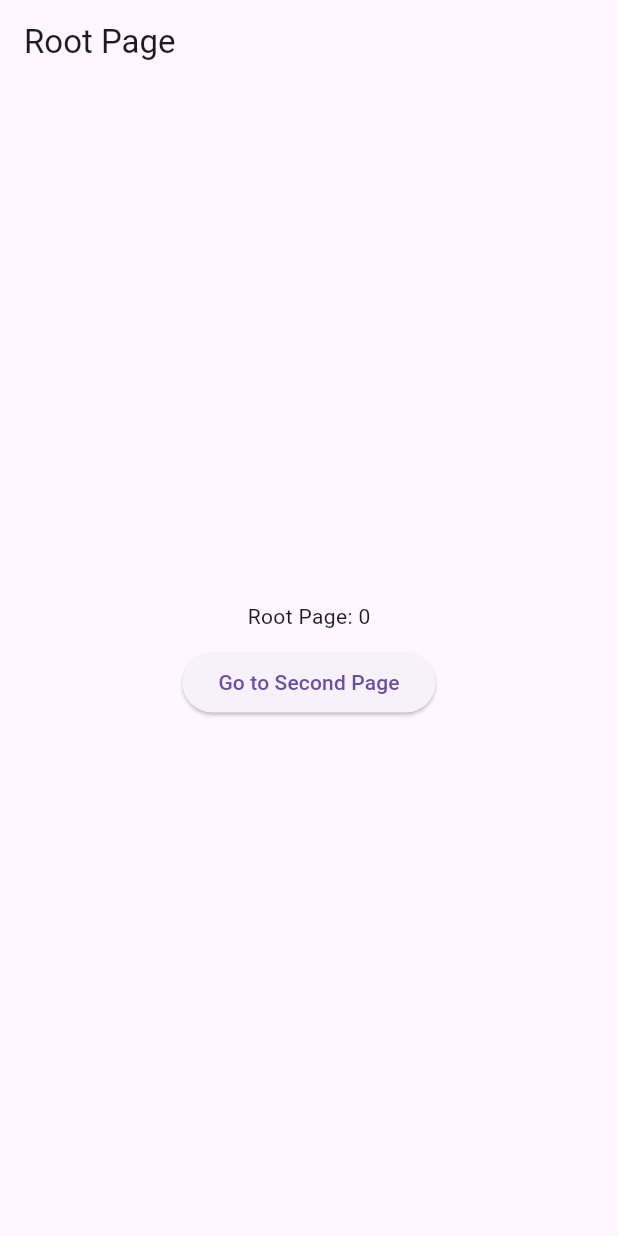
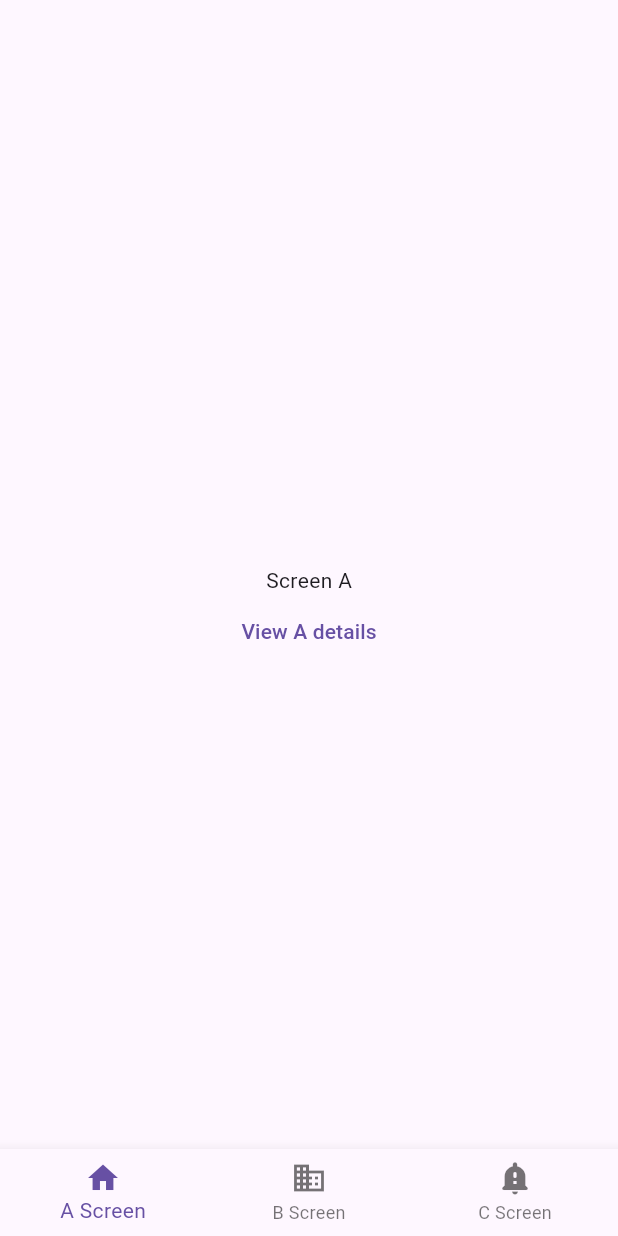
Before and after one commit to onurkarali/flutter_routing, a Flutter app: the screen it shows after launch, on a phone screen of 412 x 824 dp. Run offline on Flutter 3.47's test engine with Material 3 defaults, Android fonts, the phone set to English and light mode, and no system bars; our stand-ins replace go_router.

Commit message:
Shell router example

```diff
--- /dev/null
+++ b/lib/go_router.dart
@@ -0,0 +1,253 @@
+import 'package:flutter/material.dart';
+import 'package:go_router/go_router.dart';
+
+final GlobalKey<NavigatorState> _rootNavigatorKey =
+    GlobalKey<NavigatorState>(debugLabel: 'root');
+final GlobalKey<NavigatorState> _shellNavigatorKey =
+    GlobalKey<NavigatorState>(debugLabel: 'shell');
+
+// GoRouter configuration
+final router = GoRouter(
+  navigatorKey: _rootNavigatorKey,
+  initialLocation: '/a',
+  debugLogDiagnostics: true,
+  routes: <RouteBase>[
+    /// Application shell
+    ShellRoute(
+      navigatorKey: _shellNavigatorKey,
+      builder: (BuildContext context, GoRouterState state, Widget child) {
+        return ScaffoldWithNavBar(child: child);
+      },
+      routes: <RouteBase>[
+        /// The first screen to display in the bottom navigation bar.
+        GoRoute(
+          path: '/a',
+          builder: (BuildContext context, GoRouterState state) {
+            return const ScreenA();
+          },
+          routes: <RouteBase>[
+            // The details screen to display stacked on the inner Navigator.
+            // This will cover screen A but not the application shell.
+            GoRoute(
+              path: 'details',
+              builder: (BuildContext context, GoRouterState state) {
+                return const DetailsScreen(label: 'A');
+              },
+            ),
+          ],
+        ),
+
+        /// Displayed when the second item in the the bottom navigation bar is
+        /// selected.
+        GoRoute(
+          path: '/b',
+          builder: (BuildContext context, GoRouterState state) {
+            return const ScreenB();
+          },
+          routes: <RouteBase>[
+            /// Same as "/a/details", but displayed on the root Navigator by
+            /// specifying [parentNavigatorKey]. This will cover both screen B
+            /// and the application shell.
+            GoRoute(
+              path: 'details',
+              parentNavigatorKey: _rootNavigatorKey,
+              builder: (BuildContext context, GoRouterState state) {
+                return const DetailsScreen(label: 'B');
+              },
+            ),
+          ],
+        ),
+
+        /// The third screen to display in the bottom navigation bar.
+        GoRoute(
+          path: '/c',
+          builder: (BuildContext context, GoRouterState state) {
+            return const ScreenC();
+          },
+          routes: <RouteBase>[
+            // The details screen to display stacked on the inner Navigator.
+            // This will cover screen C but not the application shell.
+            GoRoute(
+              path: 'details',
+              builder: (BuildContext context, GoRouterState state) {
+                return const DetailsScreen(label: 'C');
+              },
+            ),
+          ],
+        ),
+      ],
+    ),
+  ],
+);
+
+/// Builds the "shell" for the app by building a Scaffold with a
+/// BottomNavigationBar, where [child] is placed in the body of the Scaffold.
+class ScaffoldWithNavBar extends StatelessWidget {
+  /// Constructs an [ScaffoldWithNavBar].
+  const ScaffoldWithNavBar({
+    required this.child,
+    super.key,
+  });
+
+  /// The widget to display in the body of the Scaffold.
+  /// In this sample, it is a Navigator.
+  final Widget child;
+
+  @override
+  Widget build(BuildContext context) {
+    return Scaffold(
+      body: child,
+      bottomNavigationBar: BottomNavigationBar(
+        items: const <BottomNavigationBarItem>[
+          BottomNavigationBarItem(
+            icon: Icon(Icons.home),
+            label: 'A Screen',
+          ),
+          BottomNavigationBarItem(
+            icon: Icon(Icons.business),
+            label: 'B Screen',
+          ),
+          BottomNavigationBarItem(
+            icon: Icon(Icons.notification_important_rounded),
+            label: 'C Screen',
+          ),
+        ],
+        currentIndex: _calculateSelectedIndex(context),
+        onTap: (int idx) => _onItemTapped(idx, context),
+      ),
+    );
+  }
+
+  static int _calculateSelectedIndex(BuildContext context) {
+    final String location = GoRouterState.of(context).uri.path;
+    if (location.startsWith('/a')) {
+      return 0;
+    }
+    if (location.startsWith('/b')) {
+      return 1;
+    }
+    if (location.startsWith('/c')) {
+      return 2;
+    }
+    return 0;
+  }
+
+  void _onItemTapped(int index, BuildContext context) {
+    switch (index) {
+      case 0:
+        GoRouter.of(context).go('/a');
+      case 1:
+        GoRouter.of(context).go('/b');
+      case 2:
+        GoRouter.of(context).go('/c');
+    }
+  }
+}
+
+/// The first screen in the bottom navigation bar.
+class ScreenA extends StatelessWidget {
+  /// Constructs a [ScreenA] widget.
+  const ScreenA({super.key});
+
+  @override
+  Widget build(BuildContext context) {
+    return Scaffold(
+      appBar: AppBar(),
+      body: Center(
+        child: Column(
+          mainAxisSize: MainAxisSize.min,
+          children: <Widget>[
+            const Text('Screen A'),
+            TextButton(
+              onPressed: () {
+                GoRouter.of(context).go('/a/details');
+              },
+              child: const Text('View A details'),
+            ),
+          ],
+        ),
+      ),
+    );
+  }
+}
+
+/// The second screen in the bottom navigation bar.
+class ScreenB extends StatelessWidget {
+  /// Constructs a [ScreenB] widget.
+  const ScreenB({super.key});
+
+  @override
+  Widget build(BuildContext context) {
+    return Scaffold(
+      appBar: AppBar(),
+      body: Center(
+        child: Column(
+          mainAxisSize: MainAxisSize.min,
+          children: <Widget>[
+            const Text('Screen B'),
+            TextButton(
+              onPressed: () {
+                GoRouter.of(context).go('/b/details');
+              },
+              child: const Text('View B details'),
+            ),
+          ],
+        ),
+      ),
+    );
+  }
+}
+
+/// The third screen in the bottom navigation bar.
+class ScreenC extends StatelessWidget {
+  /// Constructs a [ScreenC] widget.
+  const ScreenC({super.key});
+
+  @override
+  Widget build(BuildContext context) {
+    return Scaffold(
+      appBar: AppBar(),
+      body: Center(
+        child: Column(
+          mainAxisSize: MainAxisSize.min,
+          children: <Widget>[
+            const Text('Screen C'),
+            TextButton(
+              onPressed: () {
+                GoRouter.of(context).go('/c/details');
+              },
+              child: const Text('View C details'),
+            ),
+          ],
+        ),
+      ),
+    );
+  }
+}
+
+/// The details screen for either the A, B or C screen.
+class DetailsScreen extends StatelessWidget {
+  /// Constructs a [DetailsScreen].
+  const DetailsScreen({
+    required this.label,
+    super.key,
+  });
+
+  /// The label to display in the center of the screen.
+  final String label;
+
+  @override
+  Widget build(BuildContext context) {
+    return Scaffold(
+      appBar: AppBar(
+        title: const Text('Details Screen'),
+      ),
+      body: Center(
+        child: Text(
+          'Details for $label',
+          style: Theme.of(context).textTheme.headlineMedium,
+        ),
+      ),
+    );
+  }
+}
--- a/lib/main.dart
+++ b/lib/main.dart
@@ -1,7 +1,5 @@
 import 'package:flutter/material.dart';
-import 'package:flutter_application_1/pages/root_page.dart';
-import 'package:flutter_application_1/pages/second_page.dart';
-import 'package:flutter_application_1/pages/third_page.dart';
+import 'package:flutter_application_1/go_router.dart';
 
 void main() {
   runApp(const MainApp());
@@ -12,13 +10,8 @@ class MainApp extends StatelessWidget {
 
   @override
   Widget build(BuildContext context) {
-    return MaterialApp(
-      initialRoute: "/root",
-      routes: {
-        '/root': (context) => const RootPage(title: "Root Page"),
-        '/second': (context) => const SecondPage(),
-        '/third': (context) => const ThirPage(),
-      },
+    return MaterialApp.router(
+      routerConfig: router,
     );
   }
 }
--- a/lib/pages/root_page.dart
+++ /dev/null
@@ -1,57 +0,0 @@
-import 'package:flutter/material.dart';
-import 'package:flutter_application_1/pages/second_page.dart';
-
-class RootPage extends StatefulWidget {
-  final String title;
-  const RootPage({super.key, required this.title});
-
-  @override
-  State<RootPage> createState() => _RootPageState();
-}
-
-class _RootPageState extends State<RootPage> {
-  int count = 0;
-
-  @override
-  Widget build(BuildContext context) {
-    return Scaffold(
-      appBar: AppBar(
-        title: Text(widget.title),
-      ),
-      body: Column(
-        mainAxisAlignment: MainAxisAlignment.center,
-        children: [
-          Center(
-            child: GestureDetector(
-              onTap: () {
-                setState(() {
-                  count++;
-                });
-              },
-              child: Column(
-                children: [
-                  Center(
-                    child: Text('Root Page: $count'),
-                  ),
-                  SizedBox(
-                    height: 10,
-                  ),
-                ],
-              ),
-            ),
-          ),
-          ElevatedButton(
-            onPressed: () {
-              Navigator.push(context, MaterialPageRoute(
-                builder: (context) {
-                  return SecondPage();
-                },
-              ));
-            },
-            child: Text('Go to Second Page'),
-          ),
-        ],
-      ),
-    );
-  }
-}
```
Also changed, not shown: lib/pages/second_page.dart (deleted, +0 -54 lines), lib/pages/third_page.dart (deleted, +0 -33 lines).
